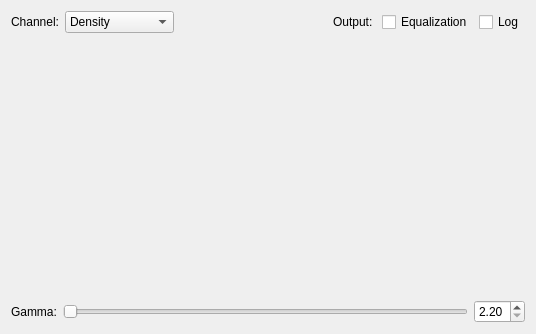
Before: the Qt Designer form Source/VoxRender/Interface/histogramwidget.ui in nagyistoce/voxrender, drawn with Qt 5.
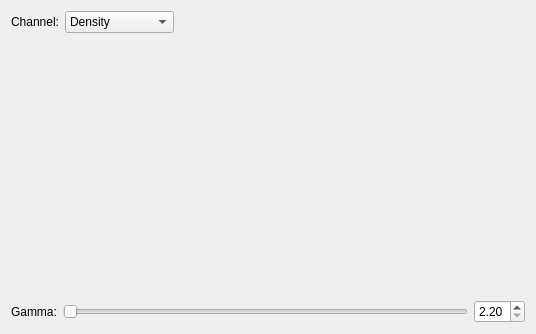
After: the same form once the commit is applied.

```diff
--- a/Source/VoxRender/Interface/histogramwidget.ui
+++ b/Source/VoxRender/Interface/histogramwidget.ui
@@ -73,33 +73,6 @@
        </property>
       </spacer>
      </item>
-     <item>
-      <widget class="QLabel" name="label_HistogramLog">
-       <property name="text">
-        <string>Output: </string>
-       </property>
-       <property name="buddy">
-        <cstring>checkBox_histogramLog</cstring>
-       </property>
-      </widget>
-     </item>
-     <item>
-      <widget class="QCheckBox" name="checkBox_histogramEqualize">
-       <property name="text">
-        <string>Equalization</string>
-       </property>
-      </widget>
-     </item>
-     <item>
-      <widget class="QCheckBox" name="checkBox_histogramLog">
-       <property name="toolTip">
-        <string>Toggle between logarithm and linear histogram output</string>
-       </property>
-       <property name="text">
-        <string>Log</string>
-       </property>
-      </widget>
-     </item>
     </layout>
    </item>
    <item>
```
Left out of the diff: 11 changed lines with no effect on the pictures.
